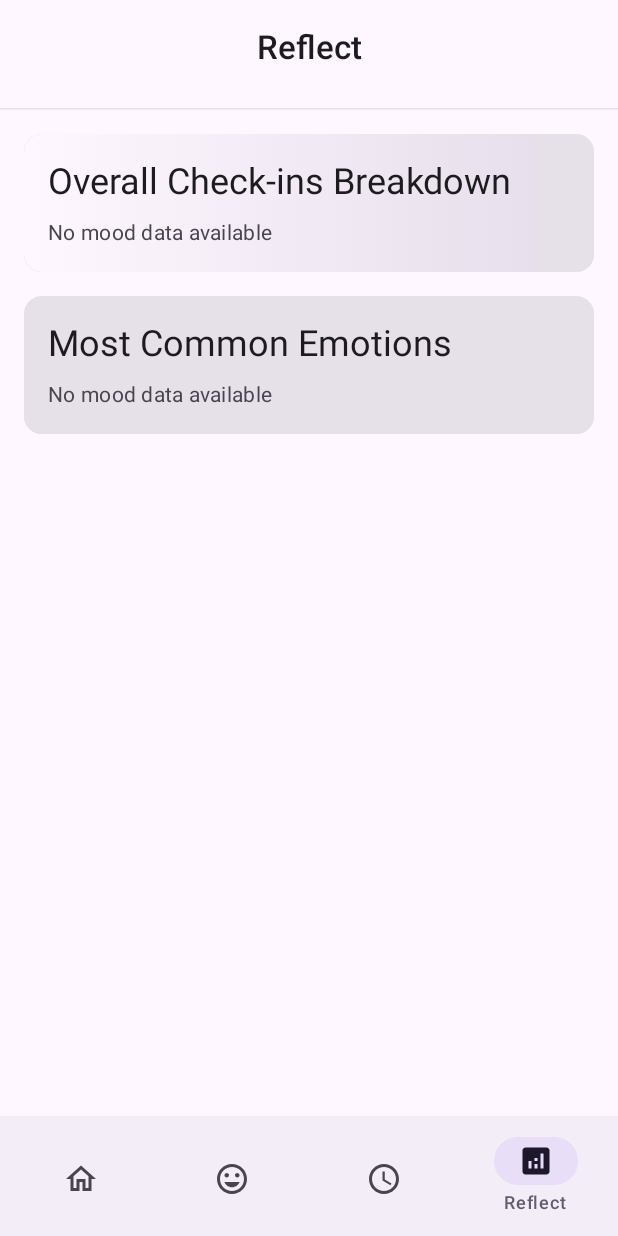
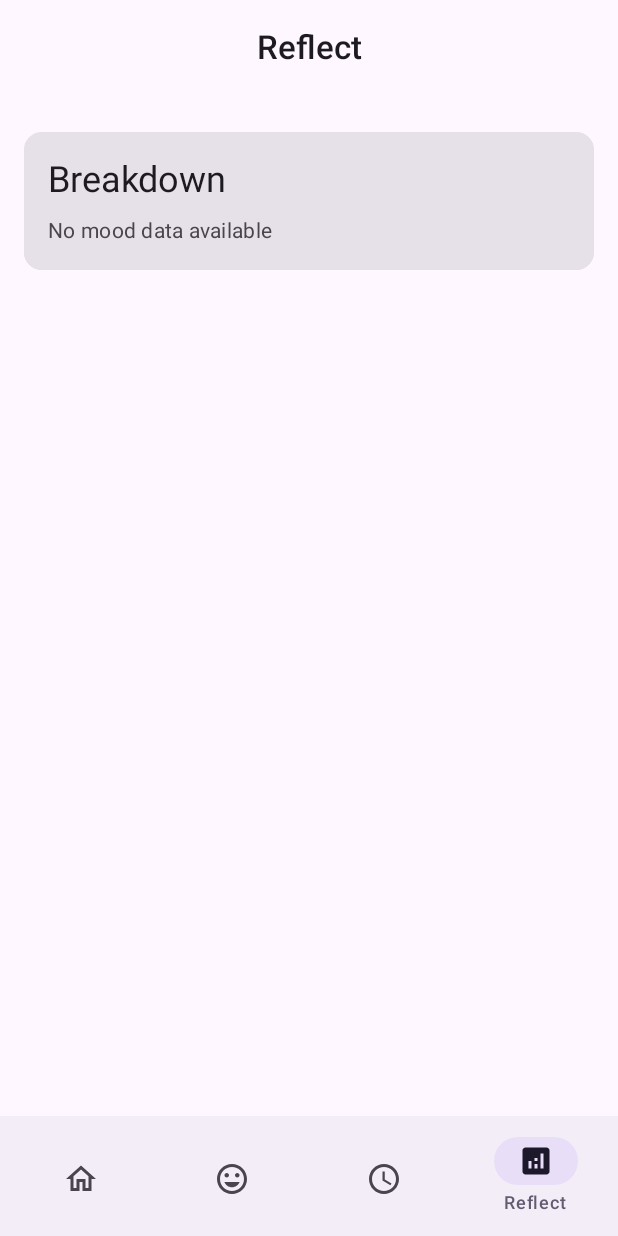
Before and after one commit to slateblua/Heartspace, an Android app built with Jetpack Compose: the Reflect screen opened through its navigation route, on a phone screen of 412 x 824 dp. Run offline under Robolectric (Android 15) with nearby library versions, the phone set to English and light mode, and no system bars; our stand-ins replace Room's generated code.

Commit message:
Cleanup ReflectScreen

```diff
--- a/app/src/main/java/com/bluesourceplus/heartspace/feature/reflect/ReflectScreen.kt
+++ b/app/src/main/java/com/bluesourceplus/heartspace/feature/reflect/ReflectScreen.kt
@@ -11,7 +11,6 @@ import androidx.compose.foundation.layout.fillMaxSize
 import androidx.compose.foundation.layout.fillMaxWidth
 import androidx.compose.foundation.layout.height
 import androidx.compose.foundation.layout.padding
-import androidx.compose.foundation.layout.size
 import androidx.compose.foundation.layout.width
 import androidx.compose.foundation.lazy.LazyColumn
 import androidx.compose.foundation.shape.RoundedCornerShape
@@ -72,12 +71,6 @@ fun ReflectScreen() {
                 .padding(bottom = 8.dp)
         )
 
-        HorizontalDivider(
-            modifier = Modifier.fillMaxWidth(),
-            thickness = 1.dp,
-            color = MaterialTheme.colorScheme.surfaceVariant
-        )
-
         ReflectPan()
     }
 }
@@ -132,7 +125,7 @@ fun ReflectPan(
             }
         }
         is AnalyticsState.Content -> {
-            AnalyticsContent(
+            ReflectContent(
                 state = state as AnalyticsState.Content,
             )
         }
@@ -140,7 +133,7 @@ fun ReflectPan(
 }
 
 @Composable
-private fun AnalyticsContent(
+private fun ReflectContent(
     state: AnalyticsState.Content,
 ) {
     LazyColumn(
@@ -159,18 +152,10 @@ private fun AnalyticsContent(
             ) {
                 Column(
                     modifier = Modifier
-                        .background(
-                            brush = Brush.horizontalGradient(
-                                colors = listOf(
-                                    MaterialTheme.colorScheme.surface,
-                                    MaterialTheme.colorScheme.surfaceVariant
-                                )
-                            )
-                        )
                         .padding(16.dp)
                 ) {
                     Text(
-                        text = "Overall Check-ins Breakdown",
+                        text = "Breakdown",
                         style = MaterialTheme.typography.headlineSmall,
                         modifier = Modifier.padding(bottom = 8.dp)
                     )
@@ -222,66 +207,5 @@ private fun AnalyticsContent(
                 }
             }
         }
-
-        // Most Common Moods Section
-        item {
-            Card(
-                modifier = Modifier
-                    .fillMaxWidth()
-                    .clip(RoundedCornerShape(12.dp)),
-                elevation = CardDefaults.cardElevation(defaultElevation = 6.dp)
-            ) {
-                Column(
-                    modifier = Modifier
-                        .padding(16.dp)
-                ) {
-                    Text(
-                        text = "Most Common Emotions",
-                        style = MaterialTheme.typography.headlineSmall,
-                        modifier = Modifier.padding(bottom = 8.dp)
-                    )
-
-                    if (state.mostCommonMoods.isNotEmpty()) {
-                        state.mostCommonMoods.forEachIndexed { index, mood ->
-                            Row(
-                                modifier = Modifier
-                                    .fillMaxWidth()
-                                    .padding(vertical = 6.dp),
-                                horizontalArrangement = Arrangement.SpaceBetween
-                            ) {
-                                Row(verticalAlignment = Alignment.CenterVertically) {
-                                    // number badge
-                                    Box(
-                                        modifier = Modifier
-                                            .size(32.dp)
-                                            .clip(RoundedCornerShape(8.dp))
-                                            .background(MaterialTheme.colorScheme.primary.copy(alpha = 0.12f)),
-                                        contentAlignment = Alignment.Center
-                                    ) {
-                                        Text(text = "${index + 1}", style = MaterialTheme.typography.bodyMedium.copy(fontWeight = FontWeight.SemiBold), color = MaterialTheme.colorScheme.primary)
-                                    }
-                                    Spacer(modifier = Modifier.width(12.dp))
-                                    Text(
-                                        text = mood.mood,
-                                        style = MaterialTheme.typography.bodyMedium
-                                    )
-                                }
-                                Text(
-                                    text = "${mood.frequency} times",
-                                    style = MaterialTheme.typography.bodyMedium,
-                                    fontWeight = FontWeight.Bold
-                                )
-                            }
-                        }
-                    } else {
-                        Text(
-                            text = "No mood data available",
-                            style = MaterialTheme.typography.bodyMedium,
-                            color = MaterialTheme.colorScheme.onSurfaceVariant
-                        )
-                    }
-                }
-            }
-        }
     }
 }
```
